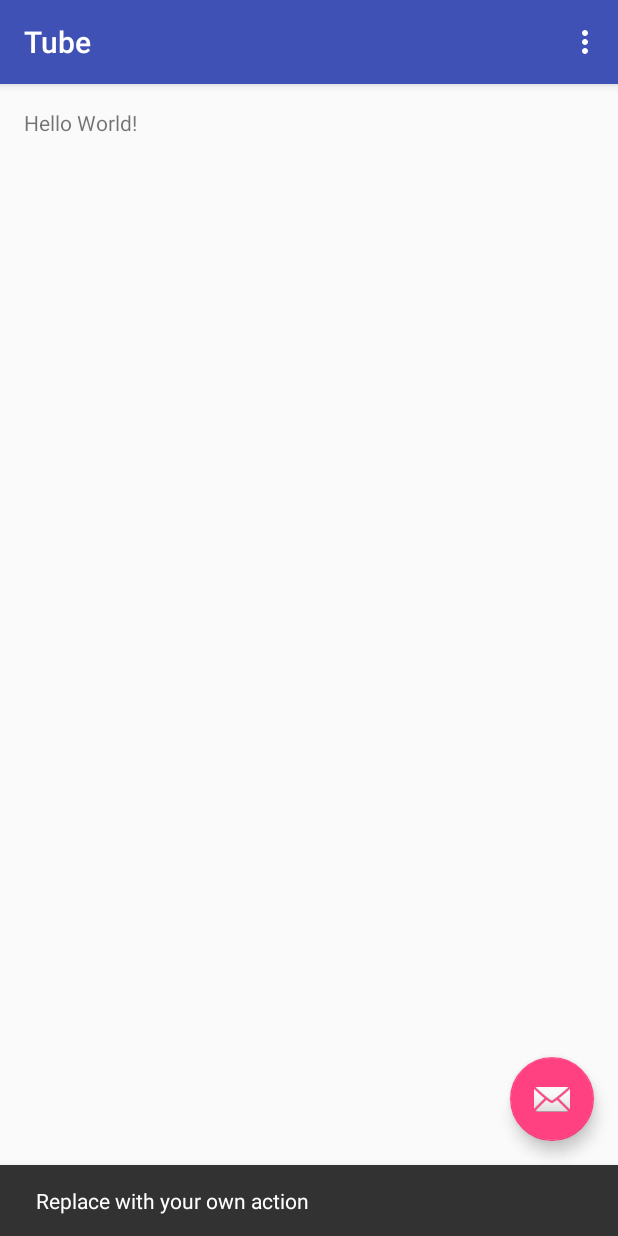
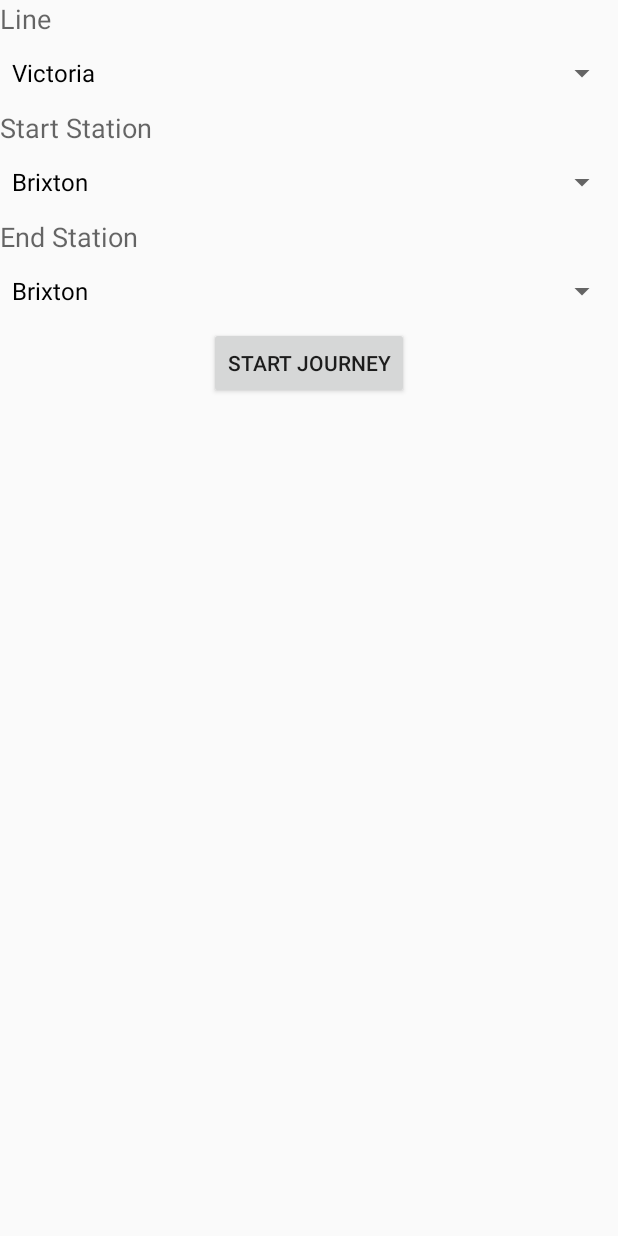
Before and after one commit to eugenius1/MindTheNap, an Android app: the screen it shows after launch (MainActivity before the commit, MapMaker after it), after a tap on an icon or button, on a phone screen of 412 x 824 dp. Run offline under Robolectric (Android 15) with nearby library versions, the phone set to English and light mode, and no system bars; 2 statements that could not run were skipped.

Commit message:
Add journey planner

```diff
--- a/Tube/app/src/main/AndroidManifest.xml
+++ b/Tube/app/src/main/AndroidManifest.xml
@@ -18,6 +18,7 @@
                 <category android:name="android.intent.category.LAUNCHER" />
             </intent-filter>
         </activity>
+        <activity android:name=".MapData.MapMaker"></activity>
 
         <service
             android:name=".Accelerometer"
--- a/Tube/app/src/main/java/fbhackathon/com/tube/MainActivity.java
+++ b/Tube/app/src/main/java/fbhackathon/com/tube/MainActivity.java
@@ -14,6 +14,8 @@ import android.view.View;
 import android.view.Menu;
 import android.view.MenuItem;
 import android.widget.TextView;
+
+import fbhackathon.com.tube.MapData.MapMaker;
 
 public class MainActivity extends AppCompatActivity implements ServiceCallbacks {
 
@@ -33,6 +35,8 @@ public class MainActivity extends AppCompatActivity implements ServiceCallbacks
             public void onClick(View view) {
                 Snackbar.make(view, "Replace with your own action", Snackbar.LENGTH_LONG)
                         .setAction("Action", null).show();
+                Intent intent = new Intent (MainActivity.this, MapMaker.class);
+                startActivity(intent);
             }
         });
     }
--- a/Tube/app/src/main/java/fbhackathon/com/tube/MapData/Line.java
+++ b/Tube/app/src/main/java/fbhackathon/com/tube/MapData/Line.java
@@ -1,5 +1,8 @@
 package fbhackathon.com.tube.MapData;
 
+import java.util.ArrayList;
+import java.util.Collection;
+import java.util.Collections;
 import java.util.List;
 import java.util.NoSuchElementException;
 
@@ -13,6 +16,14 @@ public class Line {
         this.stations = stations;
     }
 
+    public List<String> getAllStationNames() {
+        List<String> stationNames = new ArrayList<>();
+        for (Station s : stations) {
+            stationNames.add(s.getName());
+        }
+        return stationNames;
+    }
+
     public Station findStation(String name) throws NoSuchElementException {
         for (Station s : stations) {
             if (s.getName().equals(name)) {
@@ -20,6 +31,10 @@ public class Line {
             }
         }
         throw new NoSuchElementException();
+    }
+
+    public String getName() {
+        return name;
     }
 
     public Station getNext(Station station, boolean direction)
--- a/Tube/app/src/main/java/fbhackathon/com/tube/MapData/MapMaker.java
+++ b/Tube/app/src/main/java/fbhackathon/com/tube/MapData/MapMaker.java
@@ -1,25 +1,73 @@
 package fbhackathon.com.tube.MapData;
 
 
+import android.app.Activity;
+import android.os.Bundle;
 import android.util.Xml;
+import android.view.View;
+import android.widget.AdapterView;
+import android.widget.ArrayAdapter;
+import android.widget.Spinner;
 
 import org.xmlpull.v1.XmlPullParser;
 import org.xmlpull.v1.XmlPullParserException;
 
-import java.io.File;
-import java.io.FileInputStream;
-import java.io.FileNotFoundException;
 import java.io.IOException;
 import java.io.InputStream;
 import java.util.ArrayList;
+import java.util.Collection;
 import java.util.HashMap;
 import java.util.List;
 import java.util.Map;
 import java.util.Stack;
 
-public class MapMaker {
+import fbhackathon.com.tube.R;
+
+public class MapMaker extends Activity {
 
     static TubeMap londonMap;
+    private Spinner lineSelector;
+    private Spinner startStationSelector;
+    private Spinner endStationSelector;
+
+    protected void onCreate(Bundle savedInstanceState) {
+        super.onCreate(savedInstanceState);
+        setContentView(R.layout.activity_mapmaker);
+
+        lineSelector = (Spinner) findViewById(R.id.line_selector);
+        startStationSelector = (Spinner) findViewById(R.id.start_station_selector);
+        endStationSelector = (Spinner) findViewById(R.id.end_station_selector);
+        try {
+            londonMap = parse(getResources().openRawResource(R.raw.victoria));
+        } catch (Exception e) {
+            e.printStackTrace();
+        }
+
+        final List<String> lineNames = londonMap.getAllLineNames();
+        startStationSelector.setClickable(false);
+        endStationSelector.setClickable(false);
+        ArrayAdapter<String> adapter = new ArrayAdapter<String>(this, R.layout.support_simple_spinner_dropdown_item, lineNames);
+        lineSelector.setAdapter(adapter);
+        lineSelector.setOnItemSelectedListener(new AdapterView.OnItemSelectedListener() {
+            @Override
+            public void onItemSelected(AdapterView<?> parent, View view, int position, long id) {
+                Line line = londonMap.getLine(lineNames.get(position));
+                List<String> stationNames = line.getAllStationNames();
+                ArrayAdapter<String> adapter = new ArrayAdapter<String>(MapMaker.this, R.layout.support_simple_spinner_dropdown_item, stationNames);
+                startStationSelector.setClickable(true);
+                endStationSelector.setClickable(true);
+                startStationSelector.setAdapter(adapter);
+                endStationSelector.setAdapter(adapter);
+            }
+
+            @Override
+            public void onNothingSelected(AdapterView<?> parent) {
+                startStationSelector.setClickable(false);
+                endStationSelector.setClickable(false);
+            }
+        });
+    }
+
 
     public static TubeMap parse(InputStream in) throws XmlPullParserException, IOException {
         try {
--- a/Tube/app/src/main/java/fbhackathon/com/tube/MapData/TubeMap.java
+++ b/Tube/app/src/main/java/fbhackathon/com/tube/MapData/TubeMap.java
@@ -1,5 +1,9 @@
 package fbhackathon.com.tube.MapData;
 
+import java.util.ArrayList;
+import java.util.Collection;
+import java.util.Collections;
+import java.util.List;
 import java.util.Map;
 import java.util.NoSuchElementException;
 
@@ -21,6 +25,11 @@ public class TubeMap {
             throw new NoSuchElementException();
         }
     }
+
+    public List<String> getAllLineNames() {
+        return new ArrayList<>(lines.keySet());
+    }
+
     @Override
     public String toString() {
         StringBuilder sb = new StringBuilder();
--- /dev/null
+++ b/Tube/app/src/main/res/layout/activity_mapmaker.xml
@@ -0,0 +1,53 @@
+<?xml version="1.0" encoding="utf-8"?>
+<LinearLayout xmlns:android="http://schemas.android.com/apk/res/android"
+    android:orientation="vertical" android:layout_width="match_parent"
+    android:layout_height="match_parent"
+    android:weightSum="4">
+
+    <TextView
+        android:layout_width="wrap_content"
+        android:layout_height="wrap_content"
+        android:textAppearance="?android:attr/textAppearanceMedium"
+        android:text="Line"
+        android:id="@+id/textView" />
+
+    <Spinner
+        android:layout_width="match_parent"
+        android:layout_height="wrap_content"
+        android:id="@+id/line_selector"
+        android:layout_gravity="center_horizontal"
+        android:nestedScrollingEnabled="false" />
+
+    <TextView
+        android:layout_width="wrap_content"
+        android:layout_height="wrap_content"
+        android:textAppearance="?android:attr/textAppearanceMedium"
+        android:text="Start Station"
+        android:id="@+id/textView2" />
+
+    <Spinner
+        android:layout_width="match_parent"
+        android:layout_height="wrap_content"
+        android:id="@+id/start_station_selector"
+        android:layout_gravity="center_horizontal" />
+
+    <TextView
+        android:layout_width="wrap_content"
+        android:layout_height="wrap_content"
+        android:textAppearance="?android:attr/textAppearanceMedium"
+        android:text="End Station"
+        android:id="@+id/textView3" />
+
+    <Spinner
+        android:layout_width="match_parent"
+        android:layout_height="wrap_content"
+        android:id="@+id/end_station_selector"
+        android:layout_gravity="center_horizontal" />
+
+    <Button
+        android:layout_width="wrap_content"
+        android:layout_height="wrap_content"
+        android:text="Start Journey"
+        android:id="@+id/button"
+        android:layout_gravity="center_horizontal" />
+</LinearLayout>
```
